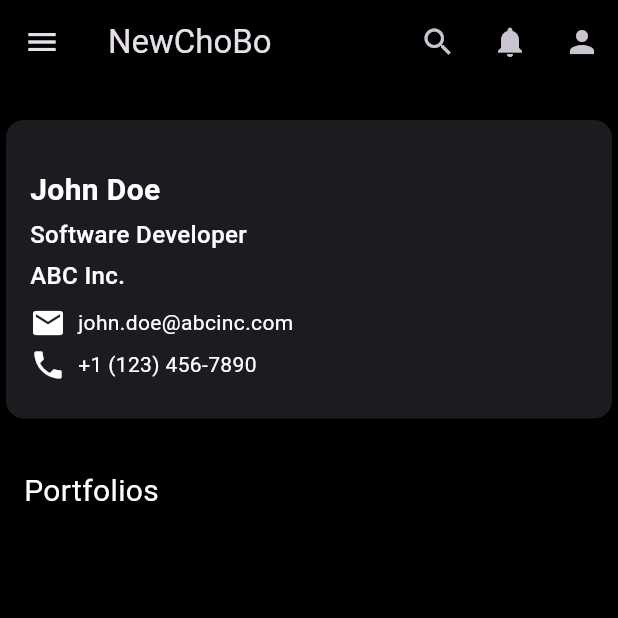
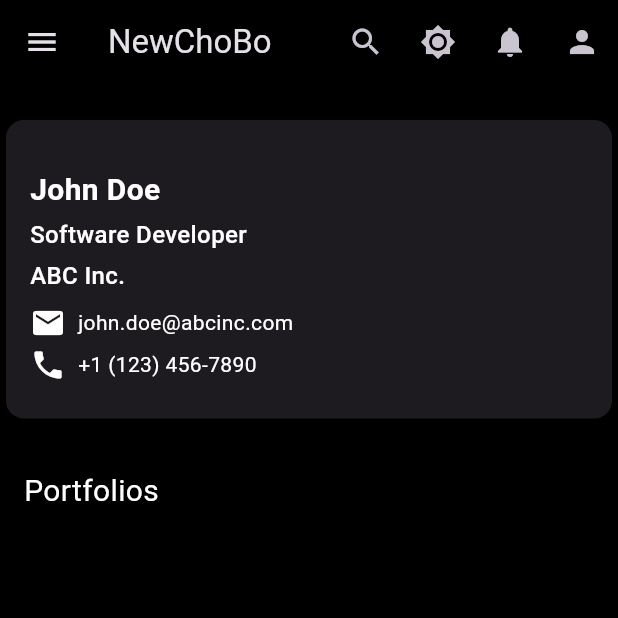
Before and after one commit to NewChoBo/portfolio_gallery_flutter, a Flutter app: the screen it shows after launch, on a phone screen of 412 x 824 dp, the top half of it. Run offline on Flutter 3.47's test engine with Material 3 defaults, Android fonts, the light colour scheme and no system bars; our stand-ins replace firebase_auth, firebase_core, go_router, shared_preferences; accounts and stored records are empty; generated files the repository leaves out were written again; network calls fail.

Commit message:
Feat: 다크모드/라이트모드 전환 구현

```diff
--- a/lib/screen/portfolio_gallery/widget/add-on/home/toolbar_widget.dart
+++ b/lib/screen/portfolio_gallery/widget/add-on/home/toolbar_widget.dart
@@ -1,6 +1,8 @@
 import 'package:firebase_auth/firebase_auth.dart';
 import 'package:flutter/material.dart';
 import 'package:go_router/go_router.dart';
+import 'package:portfolio_gallery_flutter/config/theme/theme_notifier.dart';
+import 'package:provider/provider.dart';
 
 class HomeAppBar extends StatelessWidget implements PreferredSizeWidget {
   final FirebaseAuth auth;
@@ -17,6 +19,8 @@ class HomeAppBar extends StatelessWidget implements PreferredSizeWidget {
 
   @override
   Widget build(BuildContext context) {
+    final themeNotifier = Provider.of<ThemeNotifier>(context);
+
     return AppBar(
       title: const Text('NewChoBo'),
       backgroundColor: Colors.black,
@@ -25,6 +29,15 @@ class HomeAppBar extends StatelessWidget implements PreferredSizeWidget {
           icon: const Icon(Icons.search),
           onPressed: () {
             // 검색 버튼 클릭 시 동작
+          },
+        ),
+        IconButton(
+          icon: Icon(themeNotifier.themeMode == ThemeMode.dark
+              ? Icons.brightness_7
+              : Icons.brightness_4),
+          onPressed: () {
+            // 라이트모드 / 다크모드 전환
+            Provider.of<ThemeNotifier>(context, listen: false).toggleTheme();
           },
         ),
         IconButton(
```
